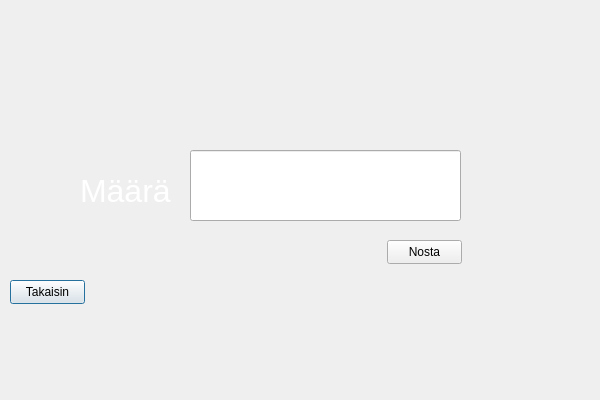
Before: the Qt Designer form frontend/withdrawwindow.ui in 22kmo-project/group_3, drawn with Qt 5.
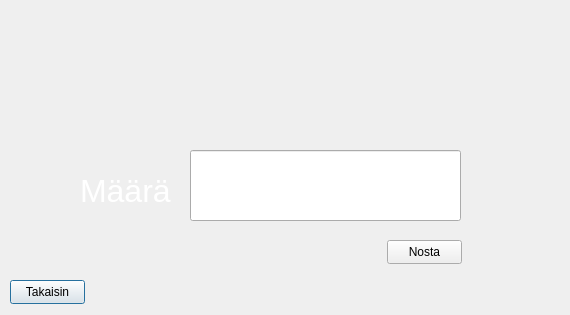
After: the same form once the commit is applied. Icons and pictures are not drawn.

```diff
--- a/frontend/withdrawwindow.ui
+++ b/frontend/withdrawwindow.ui
@@ -6,8 +6,8 @@
    <rect>
     <x>0</x>
     <y>0</y>
-    <width>600</width>
-    <height>400</height>
+    <width>570</width>
+    <height>315</height>
    </rect>
   </property>
   <property name="windowTitle">
```
